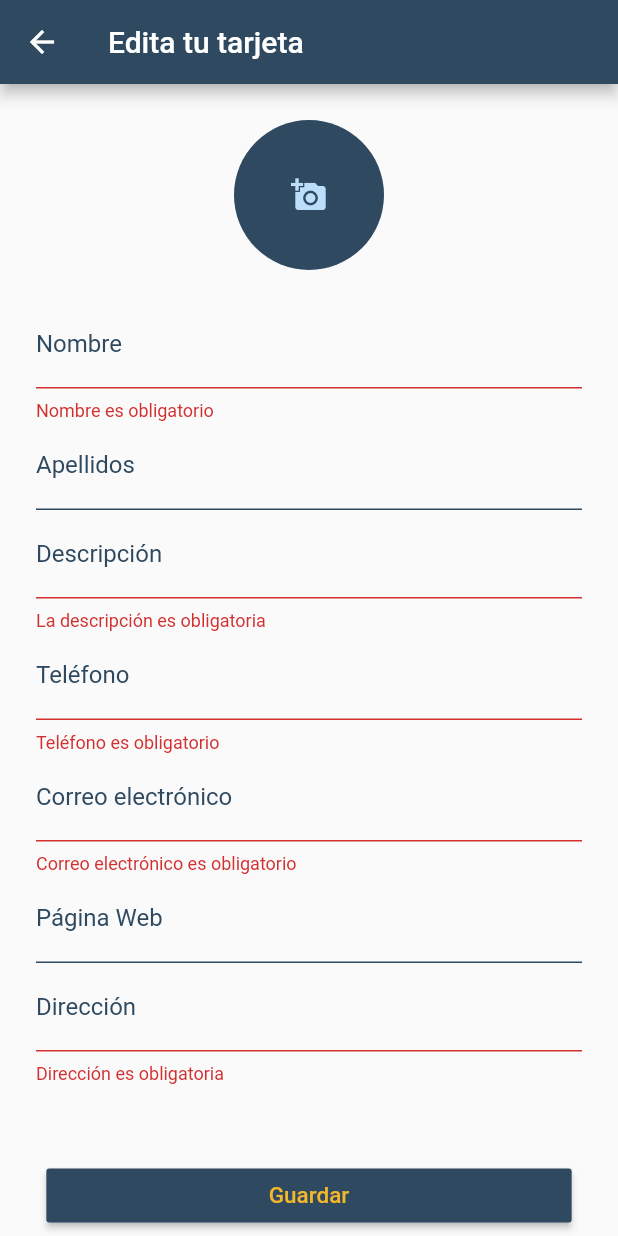
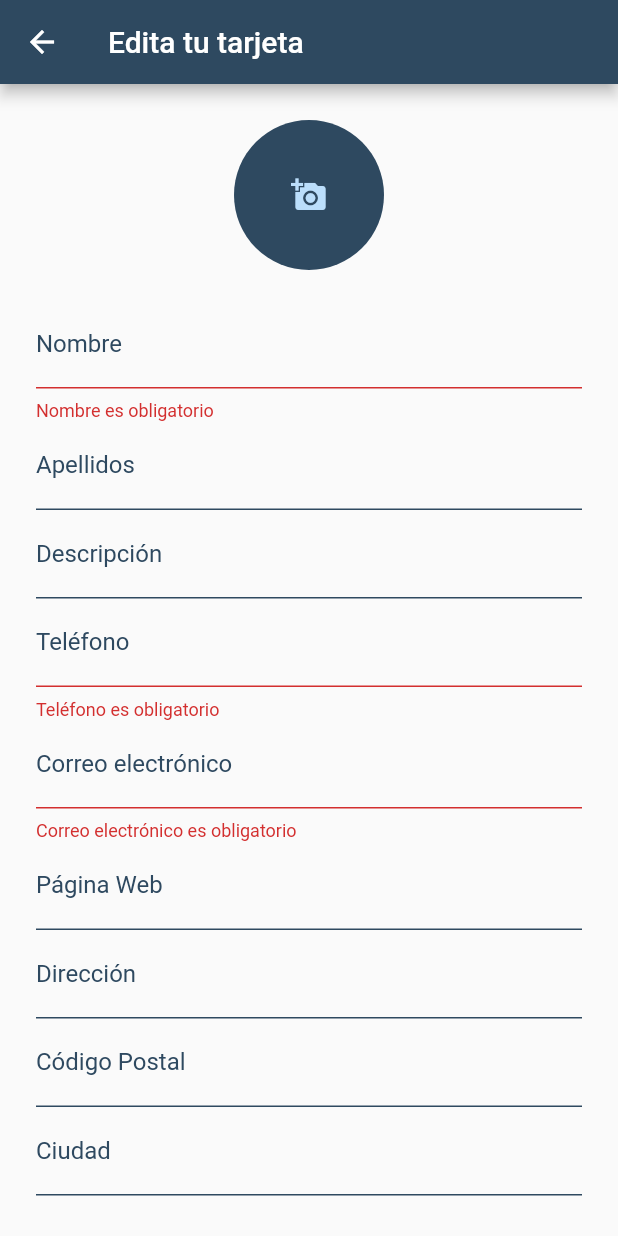
Before and after one commit to jcarboro94/visitapp, a Flutter app: the ConfiguracionPage screen opened directly, after a tap on "Guardar", on a phone screen of 412 x 824 dp. Run offline on Flutter 3.47's test engine with Material 2 defaults, Android fonts, the phone set to English and light mode, and no system bars; our stand-ins replace image_picker, qr_flutter, share, shared_preferences; missing offline and left inert: vcard; accounts and stored records are empty.

Commit message:
address showing in vcf

```diff
--- a/lib/compartirPage.dart
+++ b/lib/compartirPage.dart
@@ -30,9 +30,9 @@ class CompartirPage extends StatelessWidget {
       return 'Hola! A continuación puedes ver mis datos de contacto:\n'
           'Nombre: ${finalVcard.firstName} ${finalVcard.lastName}\n'
           'Teléfono ${finalVcard.workPhone}\n'
-          'Correo electrónico${finalVcard.workEmail}\n'
+          'Correo electrónico ${finalVcard.workEmail}\n'
           'Página web ${finalVcard.url}\n'
-          'Dirección${finalVcard.homeAddress.label}';
+          'Dirección ${finalVcard.homeAddress.street}';
     }
   }
 
--- a/lib/configuracionPage.dart
+++ b/lib/configuracionPage.dart
@@ -217,13 +217,15 @@ class _ConfiguracionPageState extends State<ConfiguracionPage> {
       ),
       cursorColor: kYellow,
       validator: (String value) {
-        if (value.isEmpty) {
-          return 'La descripción es obligatoria';
-        }
+//        if (value.isEmpty) {
+//          return 'La descripción es obligatoria';
+//        }
         return null;
       },
       onSaved: (String value) {
-        _description = value;
+        if (value != null) {
+          _description = value;
+        }
       },
     );
   }
@@ -342,13 +344,75 @@ class _ConfiguracionPageState extends State<ConfiguracionPage> {
       ),
       cursorColor: kYellow,
       validator: (String value) {
-        if (value.isEmpty) {
-          return 'Dirección es obligatoria';
-        }
+//        if (value.isEmpty) {
+//          return 'Dirección es obligatoria';
+//        }
         return null;
       },
       onSaved: (String value) {
-        _address = value;
+        if (value != null) {
+          _address = value;
+        }
+      },
+    );
+  }
+
+  Widget _buildPostCodeField() {
+    return TextFormField(
+      decoration: InputDecoration(
+        labelStyle: TextStyle(color: kDarkBlue),
+        labelText: 'Código Postal',
+        enabledBorder: UnderlineInputBorder(
+          borderSide: BorderSide(color: kDarkBlue),
+        ),
+        focusedBorder: UnderlineInputBorder(
+          borderSide: BorderSide(color: kYellow),
+        ),
+        border: UnderlineInputBorder(
+          borderSide: BorderSide(color: kYellow),
+        ),
+      ),
+      cursorColor: kYellow,
+      validator: (String value) {
+//        if (value.isEmpty) {
+//          return 'Código Postal es obligatoria';
+//        }
+        return null;
+      },
+      onSaved: (String value) {
+        if (value != null) {
+          _address += ', $value';
+        }
+      },
+    );
+  }
+
+  Widget _buildCityField() {
+    return TextFormField(
+      decoration: InputDecoration(
+        labelStyle: TextStyle(color: kDarkBlue),
+        labelText: 'Ciudad',
+        enabledBorder: UnderlineInputBorder(
+          borderSide: BorderSide(color: kDarkBlue),
+        ),
+        focusedBorder: UnderlineInputBorder(
+          borderSide: BorderSide(color: kYellow),
+        ),
+        border: UnderlineInputBorder(
+          borderSide: BorderSide(color: kYellow),
+        ),
+      ),
+      cursorColor: kYellow,
+      validator: (String value) {
+//        if (value.isEmpty) {
+//          return 'Código Postal es obligatoria';
+//        }
+        return null;
+      },
+      onSaved: (String value) {
+        if (value != null) {
+          _address += ', $value';
+        }
       },
     );
   }
@@ -416,6 +480,8 @@ class _ConfiguracionPageState extends State<ConfiguracionPage> {
                   _buildEmailField(),
                   _buildURLField(),
                   _buildAddressField(),
+                  _buildPostCodeField(),
+                  _buildCityField(),
                   SizedBox(
                     height: 50,
                   ),
--- a/lib/main.dart
+++ b/lib/main.dart
@@ -162,7 +162,7 @@ class _HomeScreenState extends State<HomeScreen> {
 //        'PNG');*/
 //          ;
 //    }
-        vCard.workAddress.label = _address;
+        vCard.workAddress.street = _address;
     vCard.workEmail = _email;
     vCard.photo.attachFromUrl(_imagePath, 'PNG');
     vCard.workPhone = _phoneNumber;
```
